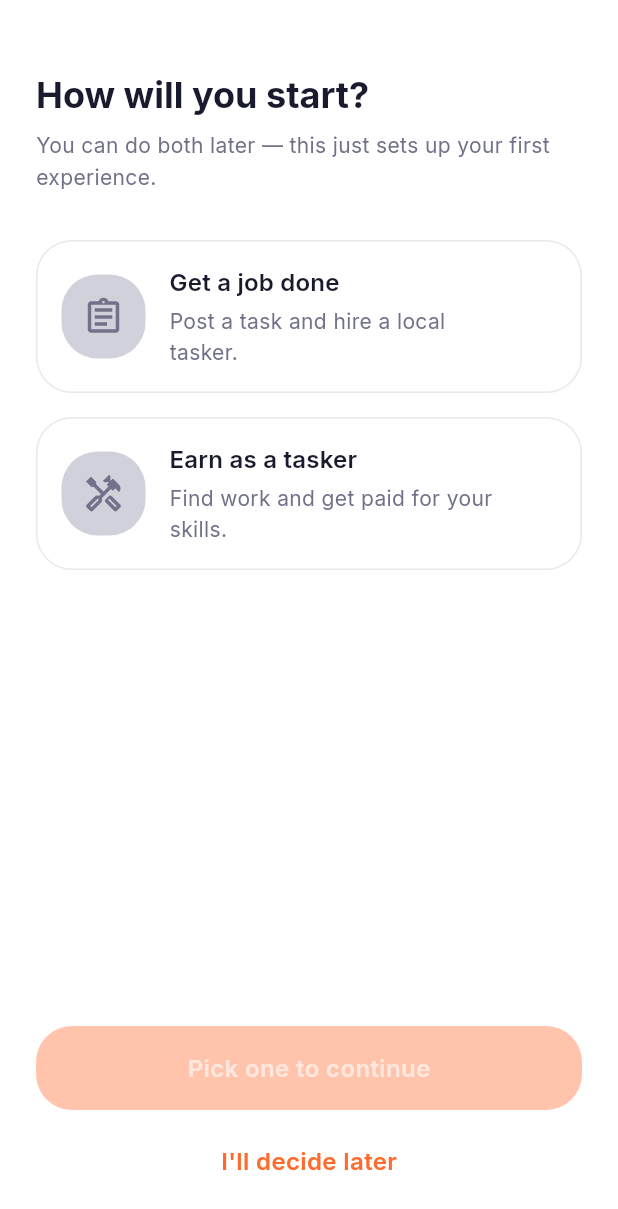
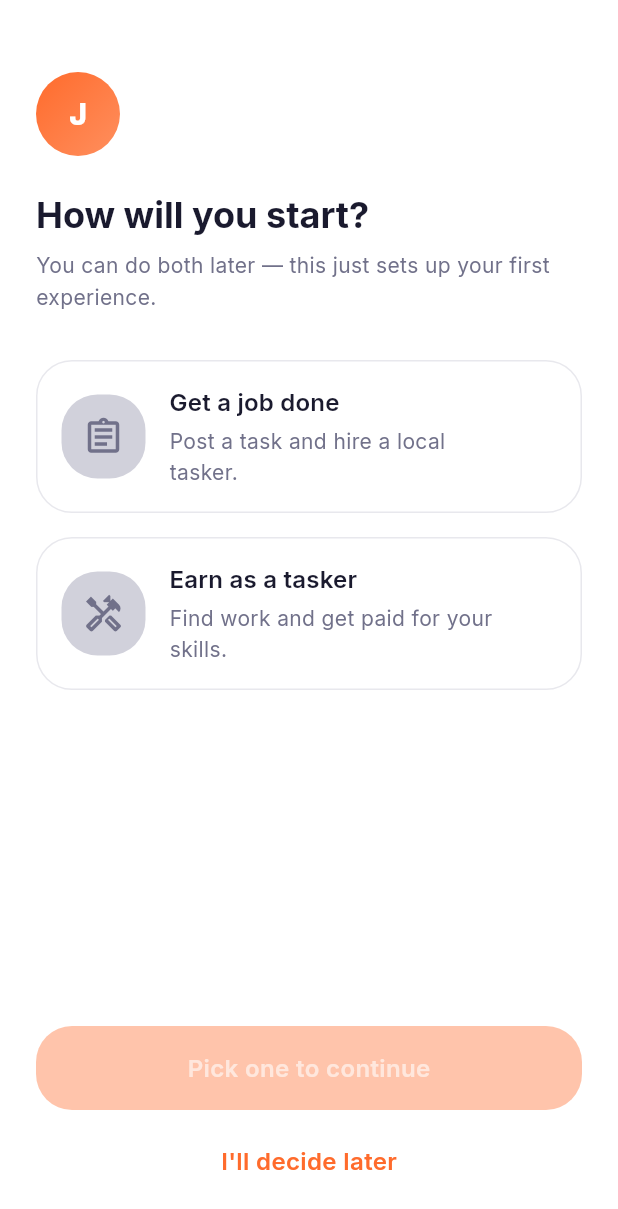
Before and after one commit to rahulkr/jobbees, a Flutter app: the RoleSelectionScreen screen opened by its route, on a phone screen of 412 x 824 dp. Shown: the top 1209 px of the screen. Run offline on Flutter 3.47's test engine with Material 3 defaults, Android fonts, the phone set to English and light mode, and no system bars; our stand-ins replace dio, flutter_riverpod, flutter_secure_storage, go_router, google_fonts, shared_preferences and 1 more; accounts and stored records are empty.

Commit message:
feat(mobile): branded AuthHeader across the auth funnel (UI polish) (#31)
Lifts the signed-out screens (#28/#29/#30) to the docs/brand 2026 bar:
they opened with a bare text title; now each leads with a consistent,
on-brand header.

- New AuthHeader widget: gradient app-mark (hero element — gradient on the
  mark only, per UI-PRINCIPLES) + title + optional subtitle.
- Applied to login, signup, and role selection for one cohesive funnel,
  replacing each screen's inline title/subtitle.

No behaviour change; copy and flows are identical. Tests updated to a taller
surface so the scrollable forms' submit buttons stay tappable. analyze
clean, 33 green.

Co-authored-by: Claude Opus 4.8 (1M context) <noreply@anthropic.com>

```diff
--- a/apps/mobile/lib/features/auth/screens/role_selection_screen.dart
+++ b/apps/mobile/lib/features/auth/screens/role_selection_screen.dart
@@ -19,6 +19,7 @@ import 'package:go_router/go_router.dart';
 import '../../../core/responsive/responsive_layout.dart';
 import '../../../ui/platform/j_pressable.dart';
 import '../../../ui/ui.dart';
+import '../widgets/auth_header.dart';
 
 class _RoleOption {
   const _RoleOption({
@@ -84,7 +85,6 @@ class _RoleSelectionScreenState extends State<RoleSelectionScreen> {
   }
 
   Widget _body(BuildContext context, {required double maxWidth}) {
-    final theme = Theme.of(context);
     final selected = _selectedRole;
     return ConstrainedBox(
       constraints: BoxConstraints(maxWidth: maxWidth),
@@ -94,18 +94,11 @@ class _RoleSelectionScreenState extends State<RoleSelectionScreen> {
           crossAxisAlignment: CrossAxisAlignment.stretch,
           children: [
             const SizedBox(height: JSpacing.lg),
-            Text(
-              'How will you start?',
-              style: theme.textTheme.headlineMedium?.copyWith(
-                fontWeight: FontWeight.bold,
-              ),
-            ),
-            const SizedBox(height: JSpacing.sm),
-            Text(
-              'You can do both later — this just sets up your first experience.',
-              style: theme.textTheme.bodyMedium?.copyWith(
-                color: theme.colorScheme.onSurfaceVariant,
-              ),
+            const AuthHeader(
+              title: 'How will you start?',
+              subtitle:
+                  'You can do both later — this just sets up your first '
+                  'experience.',
             ),
             const SizedBox(height: JSpacing.xl),
             for (final option in _options) ...[
--- /dev/null
+++ b/apps/mobile/lib/features/auth/widgets/auth_header.dart
@@ -0,0 +1,63 @@
+// ignore_for_file: public_member_api_docs
+
+/// Branded header for the signed-out auth funnel (signup / login / role).
+///
+/// A gradient app-mark above the screen title + optional subtitle, so every
+/// auth screen opens with a consistent, on-brand identity rather than a bare
+/// text title. The gradient lives on the mark only — a hero element — per
+/// docs/brand/UI-PRINCIPLES.md (gradients on icons/hero, never body text).
+library;
+
+import 'package:flutter/material.dart';
+
+import '../../../theme/colors.dart';
+import '../../../ui/ui.dart';
+
+class AuthHeader extends StatelessWidget {
+  const AuthHeader({required this.title, this.subtitle, super.key});
+
+  final String title;
+  final String? subtitle;
+
+  @override
+  Widget build(BuildContext context) {
+    final theme = Theme.of(context);
+    return Column(
+      crossAxisAlignment: CrossAxisAlignment.start,
+      children: [
+        Container(
+          width: 56,
+          height: 56,
+          alignment: Alignment.center,
+          decoration: const BoxDecoration(
+            gradient: gradientPrimary,
+            borderRadius: JRadius.heroAll,
+          ),
+          child: Text(
+            'J',
+            style: theme.textTheme.headlineSmall?.copyWith(
+              color: theme.colorScheme.onPrimary,
+              fontWeight: FontWeight.w800,
+            ),
+          ),
+        ),
+        const SizedBox(height: JSpacing.lg),
+        Text(
+          title,
+          style: theme.textTheme.headlineMedium?.copyWith(
+            fontWeight: FontWeight.bold,
+          ),
+        ),
+        if (subtitle != null) ...[
+          const SizedBox(height: JSpacing.sm),
+          Text(
+            subtitle!,
+            style: theme.textTheme.bodyMedium?.copyWith(
+              color: theme.colorScheme.onSurfaceVariant,
+            ),
+          ),
+        ],
+      ],
+    );
+  }
+}
```
Also changed, not shown: apps/mobile/lib/features/auth/screens/login_screen.dart (+4 -12 lines), apps/mobile/lib/features/auth/screens/signup_screen.dart (+4 -12 lines), 2 other files.
